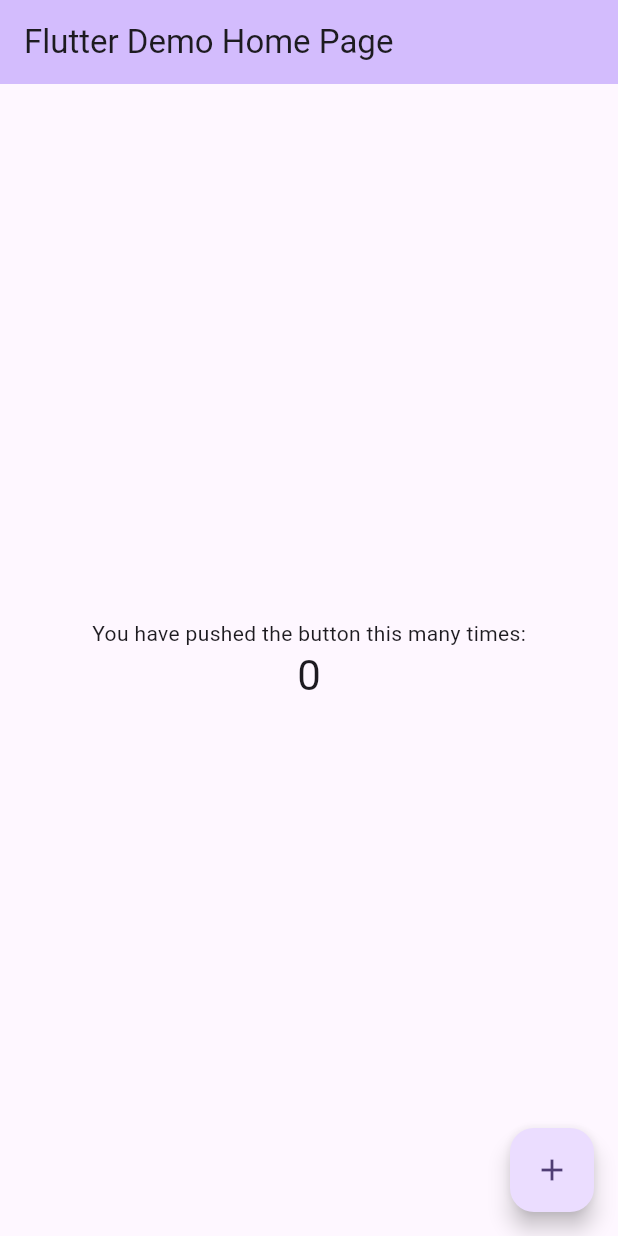
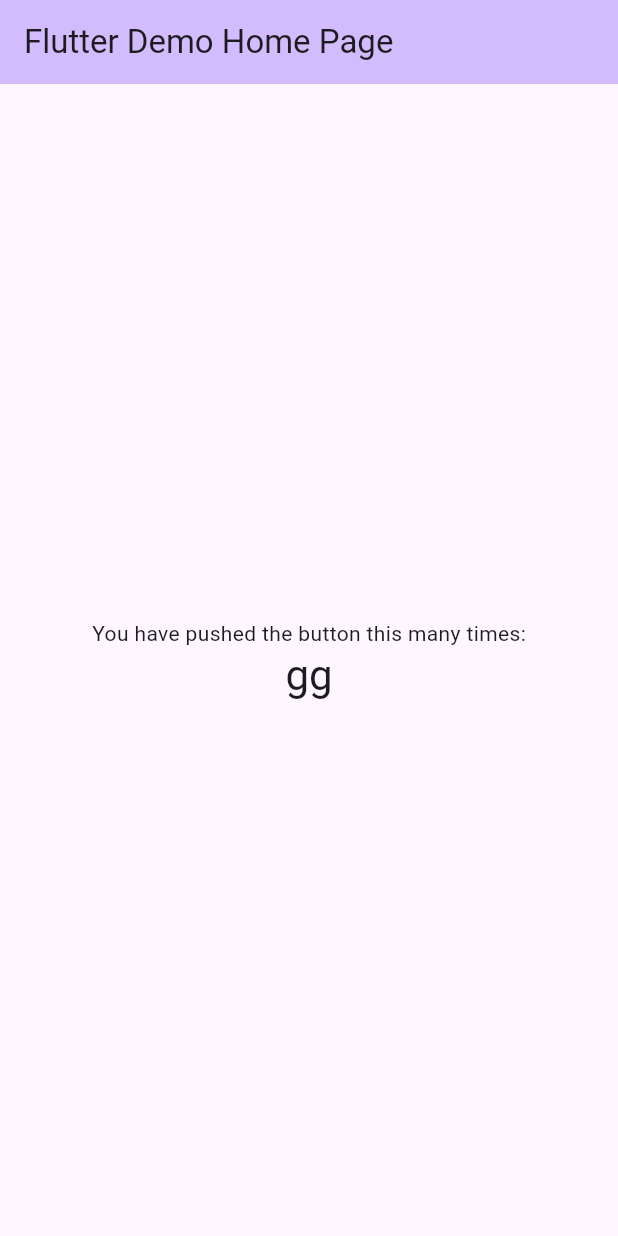
Before and after one commit to kuldeepsre/ci_cd, a Flutter app: the screen it shows after launch, on a phone screen of 412 x 824 dp. Run offline on Flutter 3.47's test engine with Material 2 defaults, Android fonts, the phone set to English and light mode, and no system bars.

```diff
--- a/lib/main.dart
+++ b/lib/main.dart
@@ -55,71 +55,34 @@ class MyHomePage extends StatefulWidget {
 }
 
 class _MyHomePageState extends State<MyHomePage> {
-  int _counter = 0;
-
-  void _incrementCounter() {
-    setState(() {
-      // This call to setState tells the Flutter framework that something has
-      // changed in this State, which causes it to rerun the build method below
-      // so that the display can reflect the updated values. If we changed
-      // _counter without calling setState(), then the build method would not be
-      // called again, and so nothing would appear to happen.
-      _counter++;
-    });
-  }
 
   @override
   Widget build(BuildContext context) {
-    // This method is rerun every time setState is called, for instance as done
-    // by the _incrementCounter method above.
-    //
-    // The Flutter framework has been optimized to make rerunning build methods
-    // fast, so that you can just rebuild anything that needs updating rather
-    // than having to individually change instances of widgets.
+
     return Scaffold(
       appBar: AppBar(
-        // TRY THIS: Try changing the color here to a specific color (to
-        // Colors.amber, perhaps?) and trigger a hot reload to see the AppBar
-        // change color while the other colors stay the same.
+
         backgroundColor: Theme.of(context).colorScheme.inversePrimary,
-        // Here we take the value from the MyHomePage object that was created by
-        // the App.build method, and use it to set our appbar title.
+
         title: Text(widget.title),
       ),
       body: Center(
-        // Center is a layout widget. It takes a single child and positions it
-        // in the middle of the parent.
+
         child: Column(
-          // Column is also a layout widget. It takes a list of children and
-          // arranges them vertically. By default, it sizes itself to fit its
-          // children horizontally, and tries to be as tall as its parent.
-          //
-          // Column has various properties to control how it sizes itself and
-          // how it positions its children. Here we use mainAxisAlignment to
-          // center the children vertically; the main axis here is the vertical
-          // axis because Columns are vertical (the cross axis would be
-          // horizontal).
-          //
-          // TRY THIS: Invoke "debug painting" (choose the "Toggle Debug Paint"
-          // action in the IDE, or press "p" in the console), to see the
-          // wireframe for each widget.
+
           mainAxisAlignment: MainAxisAlignment.center,
           children: <Widget>[
             const Text(
               'You have pushed the button this many times:',
             ),
             Text(
-              '$_counter',
+              'gg',
               style: Theme.of(context).textTheme.headlineMedium,
             ),
           ],
         ),
       ),
-      floatingActionButton: FloatingActionButton(
-        onPressed: _incrementCounter,
-        tooltip: 'Increment',
-        child: const Icon(Icons.add),
-      ), // This trailing comma makes auto-formatting nicer for build methods.
+
     );
   }
 }
```
